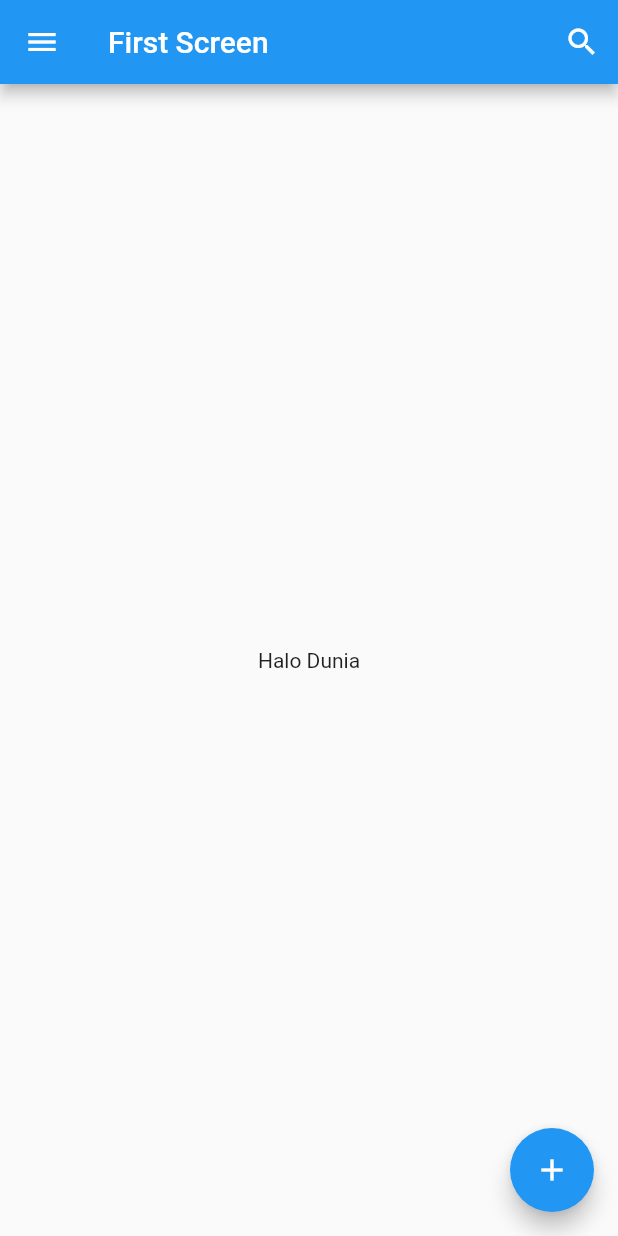
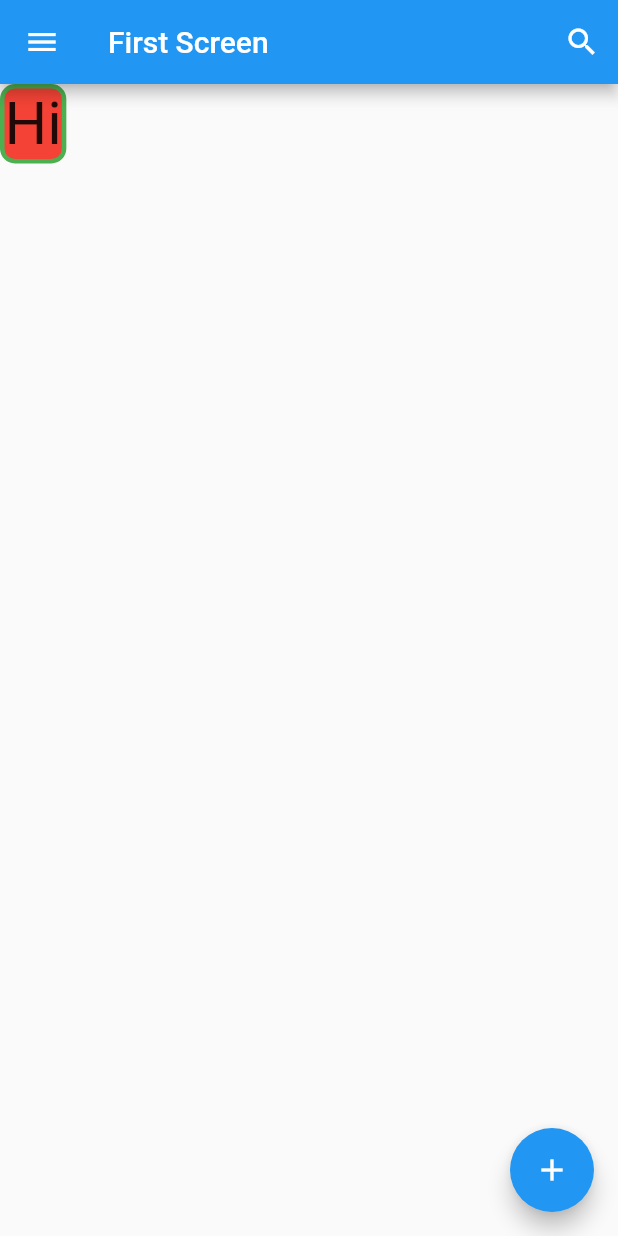
Before and after one commit to darmariduan/belajarflutter, a Flutter app: the screen it shows after launch, on a phone screen of 412 x 824 dp. Run offline on Flutter 3.47's test engine with Material 2 defaults, Android fonts, the light colour scheme and no system bars.

Commit message:
container widget

```diff
--- a/lib/main.dart
+++ b/lib/main.dart
@@ -38,8 +38,16 @@ class FirstScreen extends StatelessWidget {
           )
         ],
       ),
-      body: Center(
-        child: Text('Halo Dunia'),
+      body: Container(
+        child: Text(
+          'Hi',
+          style: TextStyle(fontSize: 40),
+        ),
+        decoration: BoxDecoration(
+          color: Colors.red,
+          border: Border.all(color: Colors.green, width: 3),
+          borderRadius: BorderRadius.circular(10),
+        ),
       ),
       floatingActionButton: FloatingActionButton(
         child: Icon(Icons.add),
```
